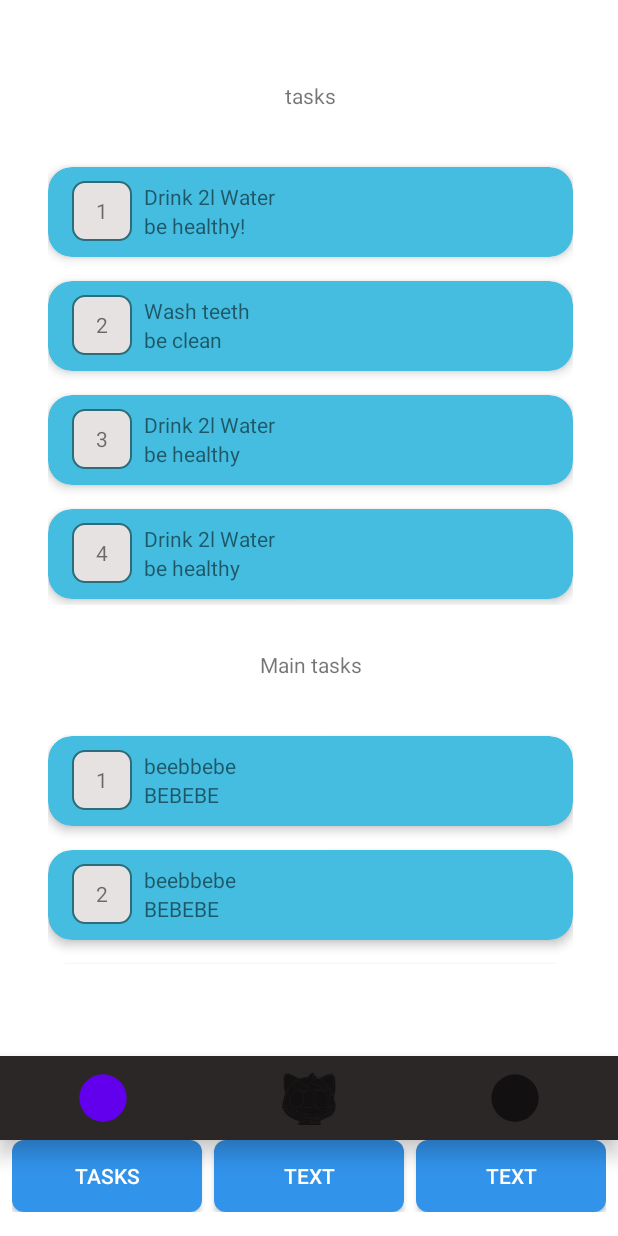
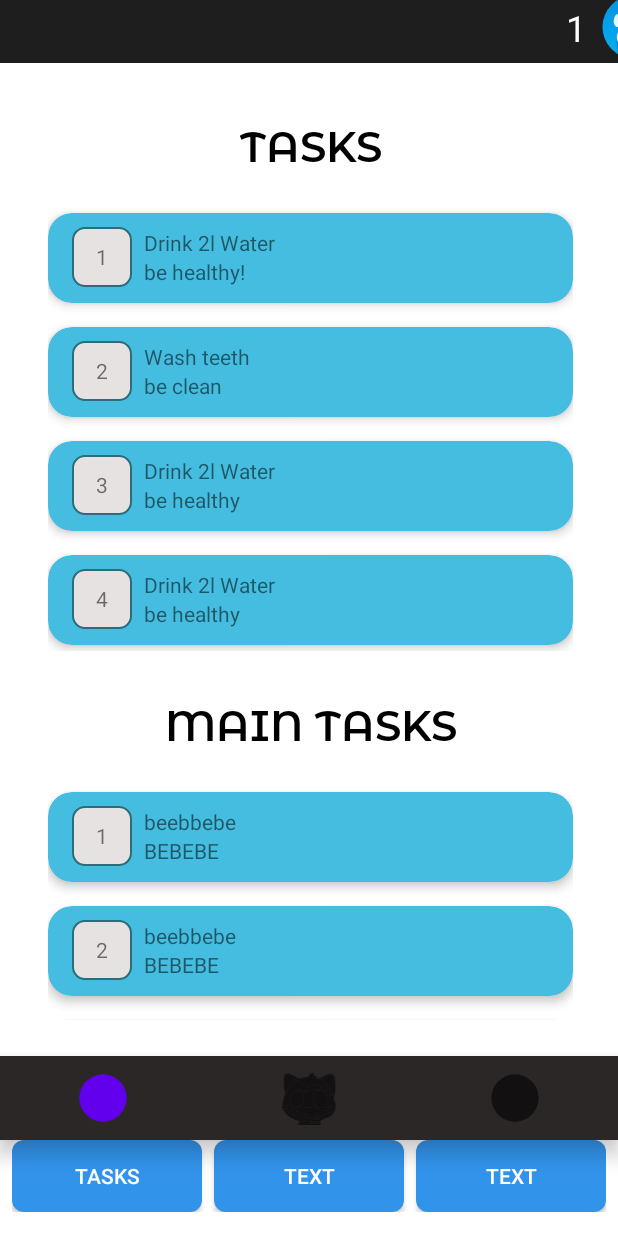
Before and after one commit to Bulka3100/Flupper, an Android app: the screen it shows after launch (MainActivity), after a tap on "TASKS", on a phone screen of 412 x 824 dp. Run offline under Robolectric (Android 15) with nearby library versions, the phone set to English and light mode, and no system bars.

Commit message:
Need-help

```diff
--- a/app/src/main/res/layout/fragment_tasks.xml
+++ b/app/src/main/res/layout/fragment_tasks.xml
@@ -5,18 +5,53 @@
     android:layout_width="match_parent"
     android:layout_height="match_parent">
 
+    <androidx.constraintlayout.widget.ConstraintLayout
+        android:id="@+id/constraintLayout"
+        android:layout_width="match_parent"
+        android:layout_height="wrap_content"
+        android:background="#1F1E1E"
+        app:layout_constraintEnd_toEndOf="parent"
+        app:layout_constraintStart_toStartOf="parent"
+        app:layout_constraintTop_toTopOf="parent">
+
+        <ImageView
+            android:id="@+id/imageView"
+            android:layout_width="wrap_content"
+            android:layout_height="wrap_content"
+            android:layout_marginEnd="8dp"
+            android:src="@drawable/ic_paw"
+
+            app:layout_constraintBottom_toBottomOf="parent"
+            app:layout_constraintEnd_toEndOf="parent"
+            app:layout_constraintTop_toTopOf="parent" />
+
+        <TextView
+            android:id="@+id/tvStrickCount"
+            android:layout_width="wrap_content"
+            android:layout_height="wrap_content"
+            android:layout_marginEnd="8dp"
+            android:text="1"
+            android:textColor="@color/white"
+            android:textSize="24sp"
+            app:layout_constraintBottom_toBottomOf="@+id/imageView"
+            app:layout_constraintEnd_toStartOf="@+id/imageView"
+            app:layout_constraintTop_toTopOf="@+id/imageView" />
+
+    </androidx.constraintlayout.widget.ConstraintLayout>
+
     <TextView
-        android:layout_marginTop="60dp"
+        android:layout_marginTop="36dp"
         android:id="@+id/tvTasks"
+        style="@style/taskText"
         android:layout_width="wrap_content"
         android:layout_height="wrap_content"
         android:text="tasks"
         app:layout_constraintEnd_toEndOf="parent"
         app:layout_constraintStart_toStartOf="parent"
-        app:layout_constraintTop_toTopOf="parent" />
+        app:layout_constraintTop_toBottomOf="@+id/constraintLayout" />
 
     <androidx.recyclerview.widget.RecyclerView
-        android:layout_marginTop="30dp"
+        android:layout_marginTop="18dp"
         android:id="@+id/recyclerViewTasks"
         android:layout_width="wrap_content"
         android:layout_height="300dp"
@@ -29,6 +64,7 @@
         tools:listitem="@layout/task_item" />
 
     <TextView
+        style="@style/taskText"
         android:layout_marginTop="30dp"
         android:id="@+id/tvMainTasks"
         android:layout_width="wrap_content"
@@ -39,7 +75,7 @@
         app:layout_constraintTop_toBottomOf="@+id/recyclerViewTasks" />
 
     <androidx.recyclerview.widget.RecyclerView
-        android:layout_marginTop="30dp"
+        android:layout_marginTop="18dp"
         android:id="@+id/recyclerViewMainTasks"
         android:layout_width="wrap_content"
         android:layout_height="160dp"
--- /dev/null
+++ b/app/src/main/res/values/styles.xml
@@ -0,0 +1,10 @@
+<?xml version="1.0" encoding="utf-8"?>
+<resources>
+
+    <style name="taskText" parent="TextAppearance.AppCompat">
+        <item name="android:textSize">28dp</item>
+        <item name="android:textColor">@color/black</item>
+        <item name="fontFamily">@font/montserrat_alternates_semibold</item>
+        <item name="android:textAllCaps">true</item>
+    </style>
+</resources>
```
Also changed, not shown: app/src/main/res/font/montserrat_alternates_semibold.ttf (added), 1 other file.
